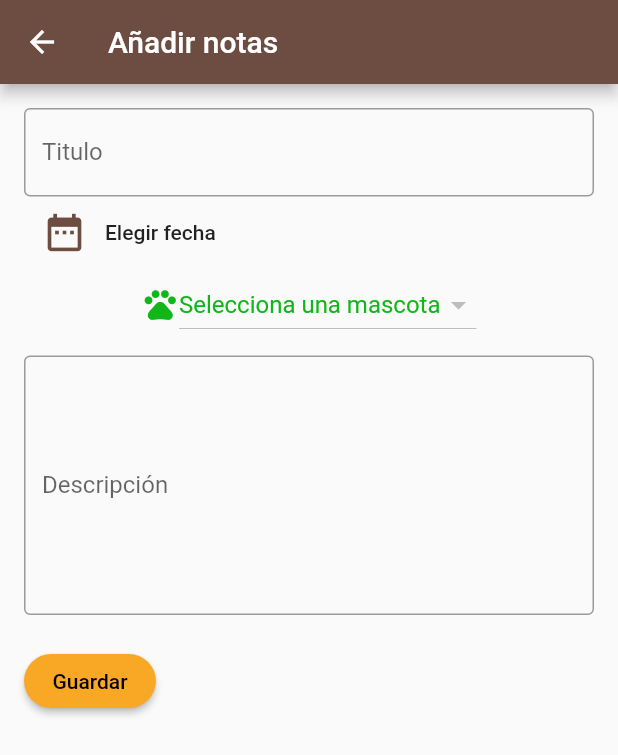
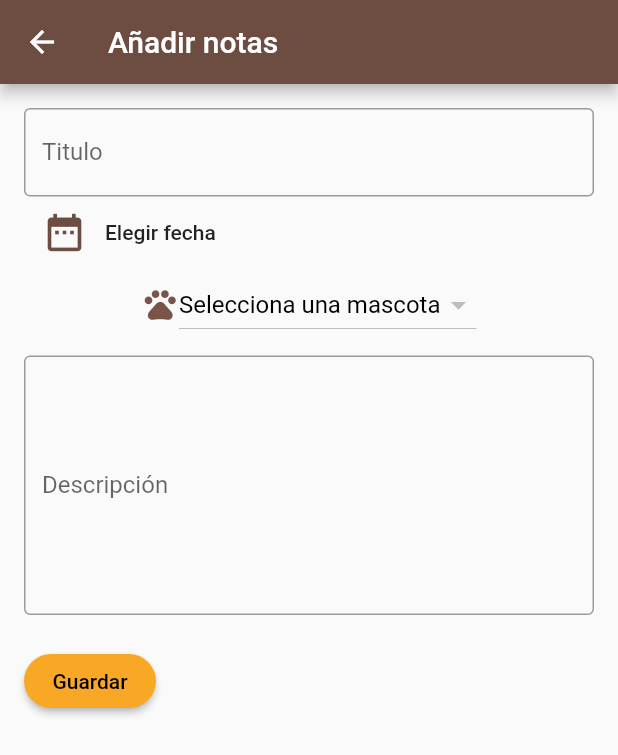
Before and after one commit to samtts14/PetsCare, a Flutter app: the HistorialVacuna screen opened directly, after a tap on the "add" icon, on a phone screen of 412 x 824 dp. Shown: the top 755 px of the screen. Run offline on Flutter 3.47's test engine with Material 2 defaults, Android fonts, the phone set to English and light mode, and no system bars; our stand-ins replace bloc, carousel_pro, cloud_firestore, equatable, firebase_auth, flutter_bloc and 6 more; missing offline and left inert: flutter_auth_buttons, flutter_pdfview; accounts and stored records are empty.

Commit message:
dropDown button de AddHistorial

```diff
--- a/app_tesis/lib/main.dart
+++ b/app_tesis/lib/main.dart
@@ -1,7 +1,9 @@
 
 import 'package:app_tesis/screen/authenticate/login2.dart';
+import 'package:app_tesis/screen/home/Historial/add_historial.dart';
 import 'package:app_tesis/screen/home/Historial/animales.dart';
 import 'package:app_tesis/screen/home/citas/event_page.dart';
+import 'package:app_tesis/screen/home/histo2.dart';
 import 'package:app_tesis/screen/home/menu.dart';
 import 'package:app_tesis/screen/home/notas.dart';
 import 'package:app_tesis/src/bloc/UI/splash_screen.dart';
@@ -49,6 +51,8 @@ class App extends StatelessWidget{
             Mascotas(email: state.displayName);
             Notas(email: state.displayName);
             EventPage(email: state.displayName );
+            Historial2(email: state.displayName);
+
             return MenuCentral(name: state.displayName,);
           }
           if(state is Unauthenticated){
--- a/app_tesis/lib/screen/home/Historial/add_historial.dart
+++ b/app_tesis/lib/screen/home/Historial/add_historial.dart
@@ -11,6 +11,7 @@ import 'package:flutter/services.dart';
 class AddHistorialPage extends StatefulWidget {
   final HistorialServ historial;
   final String email;
+
   const AddHistorialPage({Key key, this.historial, this.email}) : super(key: key);
   @override
   _AddHistorialPageState createState() => _AddHistorialPageState();
@@ -26,6 +27,7 @@ class _AddHistorialPageState extends State<AddHistorialPage> {
   String _selectedDate = 'Elegir fecha';
   final FirebaseAuth _firebaseAuth = FirebaseAuth.instance;
   var mascota;
+
   @override
   void initState() {
     super.initState();
@@ -34,6 +36,7 @@ class _AddHistorialPageState extends State<AddHistorialPage> {
     _descriptionController = TextEditingController(text: isEditMote ?
     widget.historial.descripcion: "");
     _descriptionNode = FocusNode();
+
   }
 
   get isEditMote => widget.historial != null;
@@ -50,7 +53,10 @@ class _AddHistorialPageState extends State<AddHistorialPage> {
       _dateText = '${datepick.day}/${datepick.month}/${datepick.year}';
     });
   }
-
+  Future<String> get user async{
+    final currentUser = await _firebaseAuth.currentUser();
+    return currentUser.email.toString();
+  }
   @override
   Widget build(BuildContext context) {
     return Scaffold(
@@ -89,7 +95,7 @@ class _AddHistorialPageState extends State<AddHistorialPage> {
             ),
 
             StreamBuilder<QuerySnapshot>(
-              stream: Firestore.instance.collection("pets").snapshots(),
+              stream: Firestore.instance.collection("pets").where("owner", isEqualTo: widget.email).snapshots(),
               builder: (context, snapshot){
                 if(!snapshot.hasData){
                   Text("Cargando");
@@ -102,7 +108,7 @@ class _AddHistorialPageState extends State<AddHistorialPage> {
                       DropdownMenuItem(
                         child: Text(
                           snap.data["name"],
-                          style: TextStyle(color: Color(0xff11b719)),
+                          style: TextStyle(color: Colors.black),
                         ),
                         value: "${snap.data["name"]}",
                       )
@@ -111,23 +117,23 @@ class _AddHistorialPageState extends State<AddHistorialPage> {
                   return Row(
                     mainAxisAlignment: MainAxisAlignment.center,
                     children: <Widget>[
-                      Icon(Icons.pets, size: 25.0,color: Color(0xff11b719)),
+                      Icon(Icons.pets, size: 25.0,color: Colors.brown),
                       DropdownButton(
                         items:mascotas,
                         onChanged: (mascotas){
                           final snackBar = SnackBar(
-                            content: Text("Selecciono a ${mascota}",style: TextStyle(color: Color(0xff11b719))),
+                            content: Text("Selecciono a ${mascotas}",style: TextStyle(color: Colors.cyan)),
                             );
                             Scaffold.of(context).showSnackBar(snackBar);
                             setState(() {
                               mascota = mascotas;
-                              print("$mascota");
+                              print("${widget.email}");
                             });
                         },
                         value: mascota,
 
                         isExpanded: false,
-                        hint: new Text('Selecciona una mascota', style:TextStyle(color: Color(0xff11b719)),)
+                        hint: new Text('Selecciona una mascota', style:TextStyle(color: Colors.black))
 
                       )
                     ],
--- a/app_tesis/lib/screen/home/Historial/historial.dart
+++ b/app_tesis/lib/screen/home/Historial/historial.dart
@@ -73,7 +73,7 @@ class HistorialVacuna extends StatelessWidget {
          child:  Icon(Icons.add),
          onPressed: (){
            Navigator.push(context, MaterialPageRoute(
-              builder: (_) => AddHistorialPage(),
+              builder: (_) => AddHistorialPage(email: email),
            )
           );
          },
--- a/app_tesis/lib/screen/home/histo2.dart
+++ b/app_tesis/lib/screen/home/histo2.dart
@@ -10,6 +10,7 @@ class Historial2 extends StatelessWidget {
   Historial2({Key key, @required this.email}) : super(key:key);
   @override
   Widget build(BuildContext context) {
+
     return Scaffold(
       appBar: AppBar(
         title: Text('Historial'),
@@ -36,7 +37,7 @@ class Historial2 extends StatelessWidget {
                       icon: Icon(Icons.edit),
                       onPressed: () => Navigator.push(context,
                         MaterialPageRoute(
-                          builder: (_) => AddHistorialPage(historial : historial,email: email,),
+                          builder: (_) => AddHistorialPage(historial : historial, email: email,),
                         ))
                       ),
                     IconButton(
@@ -62,7 +63,7 @@ class Historial2 extends StatelessWidget {
          child:  Icon(Icons.add),
          onPressed: (){
            Navigator.push(context, MaterialPageRoute(
-              builder: (_) => AddHistorialPage()
+              builder: (_) => AddHistorialPage(email: email,)
            )
           );
          },
```
